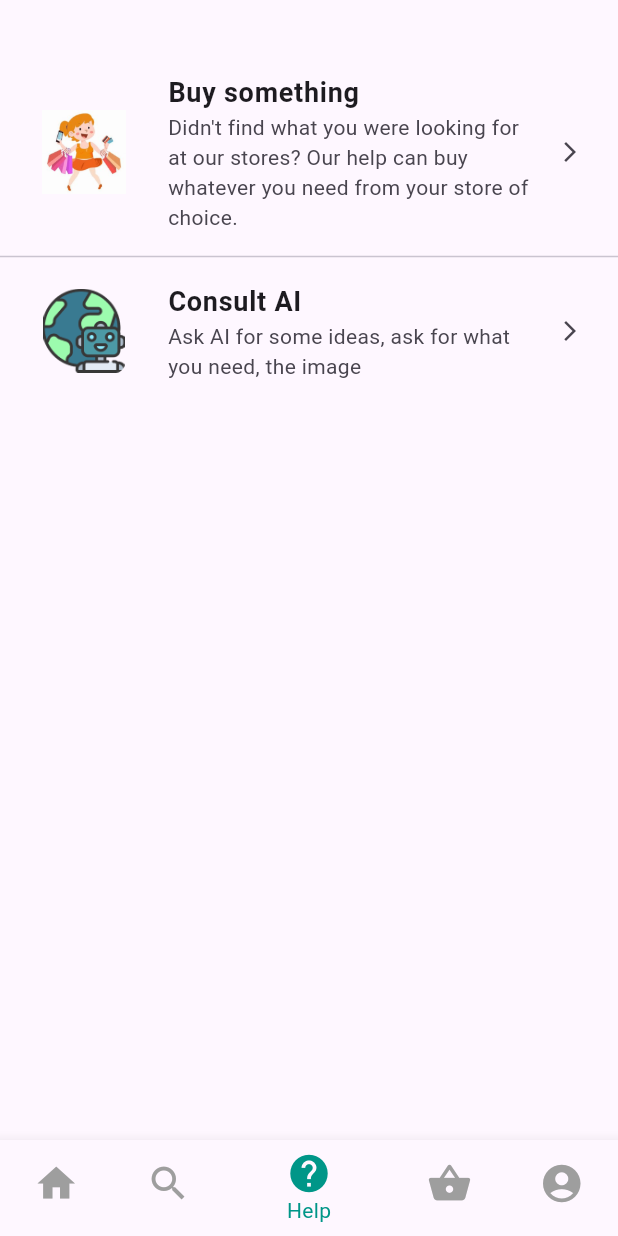
After one commit to ali-mansour21/Market-Root, a Flutter app: the HelpScreen screen opened by its route, on a phone screen of 412 x 824 dp. The commit adds this screen. Run offline on Flutter 3.47's test engine with Material 3 defaults, Android fonts, the phone set to English and light mode, and no system bars; our stand-ins replace shared_preferences; accounts and stored records are empty.

Commit message:
Create the helper screen

```diff
--- a/mobile/lib/main.dart
+++ b/mobile/lib/main.dart
@@ -1,6 +1,7 @@
 import 'package:flutter/material.dart';
 import 'package:mobile/providers/data_provider.dart';
 import 'package:mobile/screens/all_categories_screen.dart';
+import 'package:mobile/screens/help_screen.dart';
 import 'package:mobile/screens/home_screen.dart';
 import 'package:mobile/screens/order_screen.dart';
 import 'package:mobile/screens/splash_screen.dart';
@@ -26,7 +27,8 @@ class MyApp extends StatelessWidget {
         '/': (context) => const SplashScreen(),
         '/home': (context) => const HomeScreen(),
         '/search': (context) => const AllCategoriesScreen(),
-        '/order': (context) => const OrdersScreen()
+        '/order': (context) => const OrdersScreen(),
+        '/help': (context) => const HelpScreen()
       },
       debugShowCheckedModeBanner: false,
     );
--- a/mobile/lib/screens/category_vendor_screen.dart
+++ b/mobile/lib/screens/category_vendor_screen.dart
@@ -32,7 +32,7 @@ class _CategoryVendorsScreenState extends State<CategoryVendorsScreen> {
         Navigator.pushNamed(context, '/help');
         break;
       case 3:
-        Navigator.pushNamed(context, '/orders');
+        Navigator.pushNamed(context, '/order');
         break;
       case 4:
         Navigator.pushNamed(context, '/account');
--- /dev/null
+++ b/mobile/lib/screens/help_screen.dart
@@ -0,0 +1,59 @@
+import 'package:flutter/material.dart';
+import 'package:mobile/widgets/custom_navigation_bar.dart';
+
+class HelpScreen extends StatefulWidget {
+  const HelpScreen({super.key});
+
+  @override
+  _HelpScreenState createState() => _HelpScreenState();
+}
+
+class _HelpScreenState extends State<HelpScreen> {
+  int currentIndex = 2;
+
+  void onItemSelected(int index) {
+    setState(() {
+      currentIndex = index;
+    });
+  }
+
+  @override
+  Widget build(BuildContext context) {
+    return Scaffold(
+      body: Padding(
+        padding: const EdgeInsets.only(top: 40),
+        child: ListView(
+          children: [
+            ListTile(
+              leading:
+                  Image.asset('assets/shopping.png', width: 80, height: 90),
+              title: const Text('Buy something',
+                  style: TextStyle(fontSize: 18, fontWeight: FontWeight.bold)),
+              subtitle: const Text(
+                "Didn't find what you were looking for at our stores? Our help can buy whatever you need from your store of choice.",
+                maxLines: 4,
+              ),
+              trailing: const Icon(Icons.arrow_forward_ios, size: 16),
+              onTap: () {},
+            ),
+            const Divider(),
+            ListTile(
+              leading:
+                  Image.asset('assets/AI_ChatBot.png', width: 80, height: 90),
+              title: const Text('Consult AI',
+                  style: TextStyle(fontSize: 18, fontWeight: FontWeight.bold)),
+              subtitle: const Text(
+                  "Ask AI for some ideas, ask for what you need, the image"),
+              trailing: const Icon(Icons.arrow_forward_ios, size: 16),
+              onTap: () {},
+            ),
+          ],
+        ),
+      ),
+      bottomNavigationBar: CustomNavigationBar(
+        currentIndex: currentIndex,
+        onItemSelected: onItemSelected,
+      ),
+    );
+  }
+}
--- a/mobile/lib/screens/vendor_detail_screen.dart
+++ b/mobile/lib/screens/vendor_detail_screen.dart
@@ -29,7 +29,7 @@ class _VendorDetailsScreenState extends State<VendorDetailsScreen> {
         Navigator.pushNamed(context, '/help');
         break;
       case 3:
-        Navigator.pushNamed(context, '/orders');
+        Navigator.pushNamed(context, '/order');
         break;
       case 4:
         Navigator.pushNamed(context, '/account');
```
Also changed, not shown: mobile/assets/AI_ChatBot.png (added), mobile/assets/shopping.png (added).
